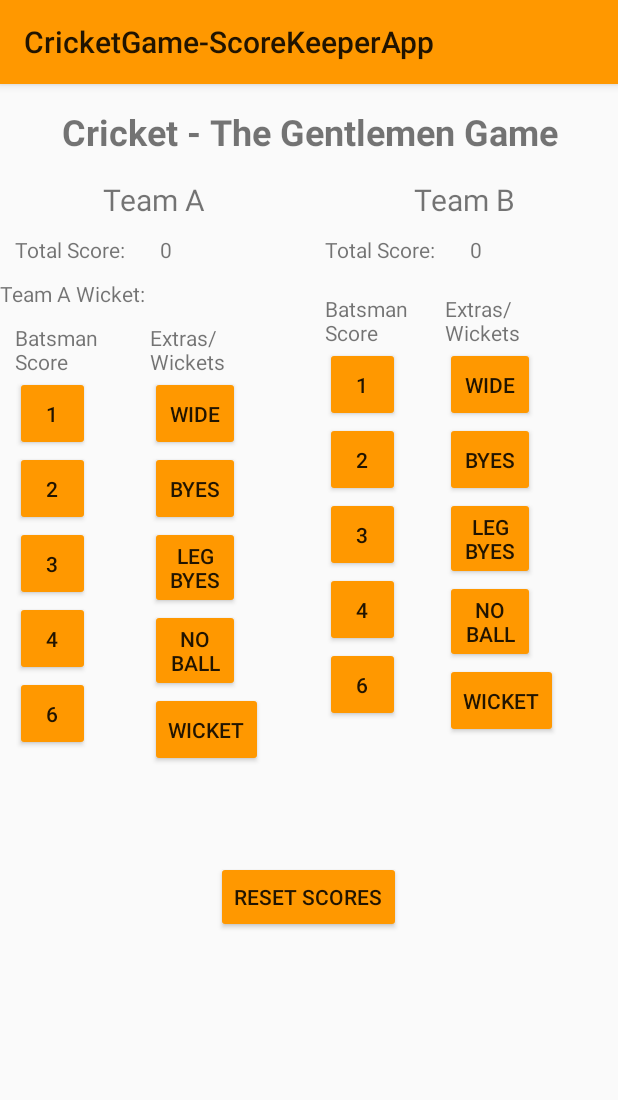
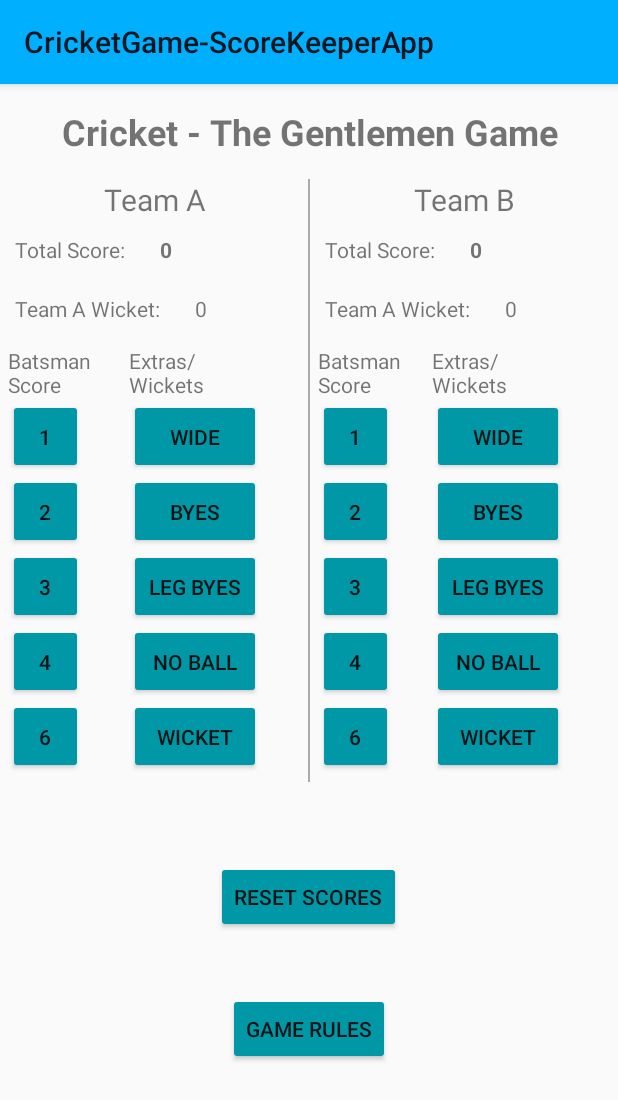
Before and after one commit to sujanth21/cricket_scorekeeper_app, an Android app: the screen it shows after launch (MainActivity), after a tap on "RESET SCORES", on a phone screen of 412 x 824 dp. Shown: the top 1100 px of the screen. Run offline under Robolectric (Android 15) with nearby library versions, the phone set to English and light mode, and no system bars; 1 other tap on this screen came first.

Commit message:
Completed and tested Cricket Score Keeper App

```diff
--- a/app/src/main/java/com/sujanth/cricketgame_scorekeeperapp/MainActivity.java
+++ b/app/src/main/java/com/sujanth/cricketgame_scorekeeperapp/MainActivity.java
@@ -1,5 +1,7 @@
 package com.sujanth.cricketgame_scorekeeperapp;
 
+import android.content.Intent;
+import android.net.Uri;
 import android.os.Bundle;
 import android.support.v7.app.AppCompatActivity;
 import android.view.View;
@@ -10,6 +12,8 @@ public class MainActivity extends AppCompatActivity {
 
     int totalRunForA = 0;
     int totalRunForB = 0;
+    int totalWicketForA = 0;
+    int totalWicketForB = 0;
 
     @Override
     protected void onCreate(Bundle savedInstanceState) {
@@ -50,6 +54,9 @@ public class MainActivity extends AppCompatActivity {
 
         //Reset Score Button
         Button resetScores = (Button) findViewById(R.id.reset_score_button);
+
+        //Game rules button
+        Button gameRules = (Button) findViewById(R.id.game_rules_button);
 
         teamAOneRun.setOnClickListener(new View.OnClickListener() {
             @Override
@@ -135,7 +142,8 @@ public class MainActivity extends AppCompatActivity {
         teamAWicket.setOnClickListener(new View.OnClickListener() {
             @Override
             public void onClick(View v) {
-                lostTeamAWicket();
+                int wicket = lostTeamAWicket(1);
+                displayTeamAWicket("" + wicket);
             }
         });
 
@@ -224,7 +232,8 @@ public class MainActivity extends AppCompatActivity {
         teamBWicket.setOnClickListener(new View.OnClickListener() {
             @Override
             public void onClick(View v) {
-                lostTeamBWicket();
+                int wicket = lostTeamBWicket(1);
+                displayTeamBWicket("" + wicket);
             }
         });
 
@@ -233,9 +242,21 @@ public class MainActivity extends AppCompatActivity {
             public void onClick(View v) {
                 totalRunForA = 0;
                 totalRunForB = 0;
+                totalWicketForA = 0;
+                totalWicketForB = 0;
                 displayTeamARun("" + totalRunForA);
                 displayTeamBRun("" + totalRunForB);
                 displayCommentary("");
+                displayTeamAWicket("" + totalWicketForA);
+                displayTeamBWicket("" + totalWicketForB);
+            }
+        });
+
+        gameRules.setOnClickListener(new View.OnClickListener() {
+            @Override
+            public void onClick(View v) {
+                Intent browseCricketRules = new Intent(Intent.ACTION_VIEW, Uri.parse("http://www.icc-cricket.com/cricket-rules-and-regulations"));
+                startActivity(browseCricketRules);
             }
         });
 
@@ -258,14 +279,28 @@ public class MainActivity extends AppCompatActivity {
         commentary_text.setText(commentary);
     }
 
-    public void lostTeamAWicket() {
+    public void displayTeamAWicket(String wicket) {
+        TextView wickets = (TextView) findViewById(R.id.team_a_wicket_display_text_view);
+        wickets.setText(wicket);
+    }
+
+    public void displayTeamBWicket(String wicket) {
+        TextView wickets = (TextView) findViewById(R.id.team_b_wicket_display_text_view);
+        wickets.setText(wicket);
+    }
+
+    public int lostTeamAWicket(int wicket) {
+        totalWicketForA = totalWicketForA + wicket;
         TextView commentary_text = (TextView) findViewById(R.id.commentary_box_text_view);
         commentary_text.setText("OUT, Doesn't clear long on this time! Head went again to another length ball, didn't nail it, Batsman got a good piece of it but it flew flat to the fielder on the rope and he takes a very good catch running along the rope");
+        return totalWicketForA;
     }
 
-    public void lostTeamBWicket() {
+    public int lostTeamBWicket(int wicket) {
+        totalWicketForB = totalWicketForB + wicket;
         TextView commentary_text = (TextView) findViewById(R.id.commentary_box_text_view);
         commentary_text.setText("OUT, Doesn't clear long on this time! Head went again to another length ball, didn't nail it, Batsman got a good piece of it but it flew flat to the fielder on the rope and he takes a very good catch running along the rope");
+        return totalWicketForB;
     }
 
     public int addRunsForA(int run) {
@@ -278,4 +313,5 @@ public class MainActivity extends AppCompatActivity {
         return totalRunForB;
     }
 
+
 }
--- a/app/src/main/res/layout/activity_main.xml
+++ b/app/src/main/res/layout/activity_main.xml
@@ -57,16 +57,34 @@
                         android:id="@+id/team_a_scores_text_view"
                         android:layout_width="wrap_content"
                         android:layout_height="wrap_content"
-                        android:layout_margin="10sp" />
+                        android:layout_margin="10sp"
+                        android:text=""
+                        android:textStyle="bold"/>
 
 
                 </LinearLayout>
 
-                <TextView
-                    android:id="@+id/team_a_wicket_text_view"
+                <LinearLayout
                     android:layout_width="wrap_content"
                     android:layout_height="wrap_content"
-                    android:text="Team A Wicket: "/>
+                    android:orientation="horizontal">
+
+                    <TextView
+                        android:id="@+id/team_a_wicket_text_view"
+                        android:layout_width="wrap_content"
+                        android:layout_height="wrap_content"
+                        android:text="Team A Wicket: "
+                        android:layout_margin="10sp"/>
+
+                    <TextView
+                        android:id="@+id/team_a_wicket_display_text_view"
+                        android:layout_width="wrap_content"
+                        android:layout_height="wrap_content"
+                        android:layout_margin="10dp"
+                        android:text=""/>
+
+                </LinearLayout>
+
 
 
                 <LinearLayout
@@ -77,7 +95,7 @@
                     <LinearLayout
                         android:layout_width="wrap_content"
                         android:layout_height="wrap_content"
-                        android:layout_margin="10dp"
+                        android:layout_margin="5dp"
                         android:orientation="vertical">
 
                         <TextView
@@ -120,7 +138,7 @@
                     <LinearLayout
                         android:layout_width="wrap_content"
                         android:layout_height="wrap_content"
-                        android:layout_margin="10dp"
+                        android:layout_margin="5dp"
                         android:orientation="vertical">
 
                         <TextView
@@ -130,31 +148,31 @@
 
                         <Button
                             android:id="@+id/team_a_wide_run_button"
-                            android:layout_width="60dp"
+                            android:layout_width="wrap_content"
                             android:layout_height="50dp"
                             android:text="Wide" />
 
                         <Button
                             android:id="@+id/team_a_byes_run_button"
-                            android:layout_width="60dp"
+                            android:layout_width="wrap_content"
                             android:layout_height="50dp"
                             android:text="Byes" />
 
                         <Button
                             android:id="@+id/team_a_leg_byes_run_button"
-                            android:layout_width="60dp"
-                            android:layout_height="55dp"
+                            android:layout_width="wrap_content"
+                            android:layout_height="50dp"
                             android:text="Leg Byes" />
 
                         <Button
                             android:id="@+id/team_a_no_ball_run_button"
-                            android:layout_width="60dp"
-                            android:layout_height="55dp"
+                            android:layout_width="wrap_content"
+                            android:layout_height="50dp"
                             android:text="No Ball" />
 
                         <Button
                             android:id="@+id/team_a_wicket_button"
-                            android:layout_width="75dp"
+                            android:layout_width="wrap_content"
                             android:layout_height="50dp"
                             android:text="Wicket" />
 
@@ -165,8 +183,9 @@
 
             </LinearLayout>
             <View
-                android:layout_width="2dp"
-                android:layout_height="match_parent"></View>
+                android:layout_width="1dp"
+                android:layout_height="match_parent"
+                android:background="@android:color/darker_gray"></View>
             <LinearLayout
                 android:layout_width="0dp"
                 android:layout_height="match_parent"
@@ -197,8 +216,31 @@
                         android:id="@+id/team_b_scores_text_view"
                         android:layout_width="wrap_content"
                         android:layout_height="wrap_content"
-                        android:layout_margin="10sp" />
+                        android:layout_margin="10sp"
+                        android:text=""
+                        android:textStyle="bold"/>
 
+
+                </LinearLayout>
+
+                <LinearLayout
+                    android:layout_width="wrap_content"
+                    android:layout_height="wrap_content"
+                    android:orientation="horizontal">
+
+                    <TextView
+                        android:id="@+id/team_b_wicket_text_view"
+                        android:layout_width="wrap_content"
+                        android:layout_height="wrap_content"
+                        android:text="Team A Wicket: "
+                        android:layout_margin="10sp"/>
+
+                    <TextView
+                        android:id="@+id/team_b_wicket_display_text_view"
+                        android:layout_width="wrap_content"
+                        android:layout_height="wrap_content"
+                        android:layout_margin="10dp"
+                        android:text=""/>
 
                 </LinearLayout>
 
@@ -210,11 +252,11 @@
                     <LinearLayout
                         android:layout_width="wrap_content"
                         android:layout_height="wrap_content"
-                        android:layout_margin="10dp"
+                        android:layout_margin="5dp"
                         android:orientation="vertical">
 
                         <TextView
-                            android:layout_width="60dp"
+                            android:layout_width="65dp"
                             android:layout_height="wrap_content"
                             android:text="Batsman Score" />
 
@@ -253,7 +295,7 @@
                     <LinearLayout
                         android:layout_width="wrap_content"
                         android:layout_height="wrap_content"
-                        android:layout_margin="10dp"
+                        android:layout_margin="5dp"
                         android:orientation="vertical">
 
                         <TextView
@@ -263,31 +305,31 @@
 
                         <Button
                             android:id="@+id/team_b_wide_run_button"
-                            android:layout_width="60dp"
+                            android:layout_width="wrap_content"
                             android:layout_height="50dp"
                             android:text="Wide" />
 
                         <Button
                             android:id="@+id/team_b_byes_run_button"
-                            android:layout_width="60dp"
+                            android:layout_width="wrap_content"
                             android:layout_height="50dp"
                             android:text="Byes" />
 
                         <Button
                             android:id="@+id/team_b_leg_byes_run_button"
-                            android:layout_width="60dp"
-                            android:layout_height="55dp"
+                            android:layout_width="wrap_content"
+                            android:layout_height="50dp"
                             android:text="Leg Byes" />
 
                         <Button
                             android:id="@+id/team_b_no_ball_run_button"
-                            android:layout_width="60dp"
-                            android:layout_height="55dp"
+                            android:layout_width="wrap_content"
+                            android:layout_height="50dp"
                             android:text="No Ball" />
 
                         <Button
                             android:id="@+id/team_b_wicket_button"
-                            android:layout_width="75dp"
+                            android:layout_width="wrap_content"
                             android:layout_height="50dp"
                             android:text="Wicket" />
 
@@ -317,6 +359,14 @@
             android:layout_margin="20dp"
             android:layout_gravity="center"/>
 
+        <Button
+            android:id="@+id/game_rules_button"
+            android:layout_width="wrap_content"
+            android:layout_height="wrap_content"
+            android:text="Game Rules"
+            android:layout_margin="20dp"
+            android:layout_gravity="center"/>
+
     </LinearLayout>
 
 
--- a/app/src/main/res/values/colors.xml
+++ b/app/src/main/res/values/colors.xml
@@ -3,4 +3,5 @@
     <color name="colorPrimary">#3F51B5</color>
     <color name="colorPrimaryDark">#303F9F</color>
     <color name="colorAccent">#FF4081</color>
+    <color name="buttonTextColor">#FFFFFF</color>
 </resources>
--- a/app/src/main/res/values/styles.xml
+++ b/app/src/main/res/values/styles.xml
@@ -3,9 +3,9 @@
     <!-- Base application theme. -->
     <style name="AppTheme" parent="Theme.AppCompat.Light">
         <!-- Primary theme color of the app (sets background color of app bar) -->
-        <item name="colorPrimary">#FF9800</item>
+        <item name="colorPrimary">#00B0FF</item>
         <!-- Background color of buttons in the app -->
-        <item name="colorButtonNormal">#FF9800</item>
+        <item name="colorButtonNormal">#0097A7</item>
     </style>
 
 </resources>
```
